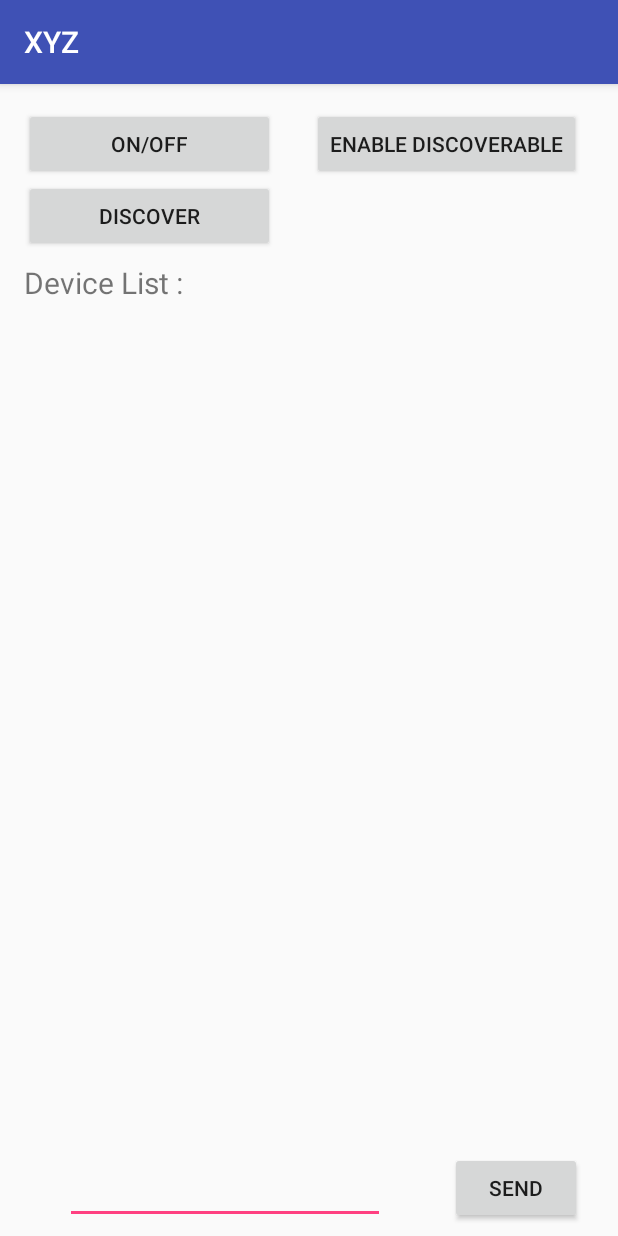
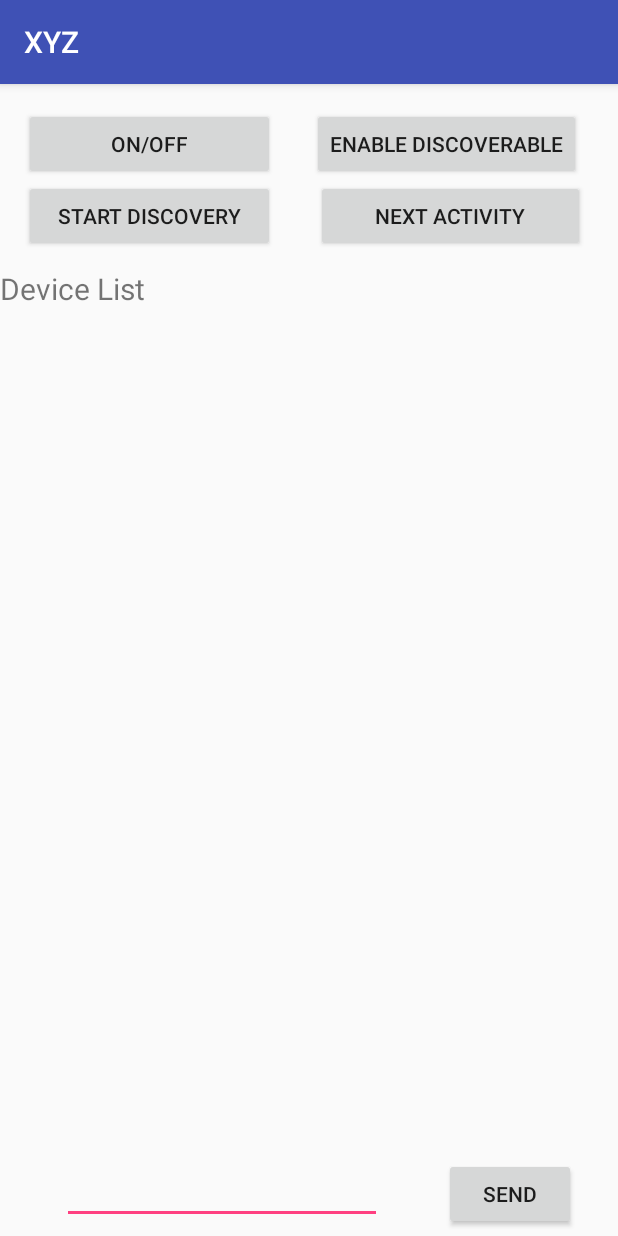
Before and after one commit to ProjetSN2018/ApplicationsAndroid, an Android app: the screen it shows after launch (MainActivity), on a phone screen of 412 x 824 dp. Run offline under Robolectric (Android 15) with nearby library versions, the light colour scheme and no system bars.

Commit message:
[ADD] Ajout de ressources + commentaires

```diff
--- a/XYZ/app/src/main/java/com/project/xyz/AuthenticationActivity.java
+++ b/XYZ/app/src/main/java/com/project/xyz/AuthenticationActivity.java
@@ -20,5 +20,8 @@ public class AuthenticationActivity extends AppCompatActivity {
                 finish();
             }
         });
+
+
+
     }
 }
--- a/XYZ/app/src/main/java/com/project/xyz/MainActivity.java
+++ b/XYZ/app/src/main/java/com/project/xyz/MainActivity.java
@@ -38,15 +38,78 @@ public class MainActivity extends AppCompatActivity implements AdapterView.OnIte
     BluetoothConnectionService mBluetoothConnection;
 
     Button btnSend;
+    Button btnNextAct;
     EditText etMessage;
     BluetoothDevice mBTDevice;
-    private static final UUID SECURED_UUID = UUID.fromString("fa87c0d0-afac-11de-8a39-0800200c9a66");
+    ListView lvNewDevices;
+    MainActivity mainActivity;
 
+    private static final UUID SECURE_UUID = UUID.fromString("2bf5a2a6-1657-49da-8371-01c2cba68832");
 
     public ArrayList<String> mBTDevices = new ArrayList<>();
     public ArrayList<BluetoothDevice> mBTDevicesList = new ArrayList<>();
-    ListView lvNewDevices;
-    MainActivity mainActivity;
+
+
+    public MainActivity(){
+        Log.d(TAG, "*************** Constructor : MainActivity() *****************************");
+    }
+
+
+    @Override
+    protected void onCreate(Bundle savedInstanceState) {
+        super.onCreate(savedInstanceState);
+        mainActivity = this;
+        setContentView(R.layout.activity_main);
+
+        Button btnOnOff = (Button) findViewById(R.id.btnOnOff);
+        btnEnableDisable_Discovery = (Button) findViewById(R.id.btnDiscoverable);
+        lvNewDevices = (ListView)findViewById(R.id.lvNewDevices);
+        mBluetoothAdapter = BluetoothAdapter.getDefaultAdapter();
+        btnSend = (Button) findViewById(R.id.btnSend);
+        btnNextAct = (Button) findViewById(R.id.btnNextAct);
+        etMessage = (EditText) findViewById(R.id.etMessage);
+
+        lvNewDevices.setOnItemClickListener(MainActivity.this);
+
+        IntentFilter filter = new IntentFilter(BluetoothDevice.ACTION_BOND_STATE_CHANGED);
+        registerReceiver(mBroadcastReceiver4, filter);
+
+        btnOnOff.setOnClickListener(new View.OnClickListener(){
+            @Override
+            public void onClick(View view) {
+                enableDisableBT();
+            }
+        });
+
+        //Send string via Bluetooth
+        btnSend.setOnClickListener(new View.OnClickListener() {
+            @Override
+            public void onClick(View view) {
+                Log.d(TAG, "---- btnSend clicked ----");
+                byte[] bytes = etMessage.getText().toString().getBytes(Charset.defaultCharset());
+                mBluetoothConnection.write(bytes);
+                etMessage.getText().clear();
+            }
+        });
+
+        //Start the authentication activity
+        btnNextAct.setOnClickListener(new View.OnClickListener() {
+            @Override
+            public void onClick(View view) {
+                Log.d(TAG, "---- btnNextAct clicked ----");
+                Intent authenticationIntent = new Intent(MainActivity.this, AuthenticationActivity.class);
+                startActivity(authenticationIntent);
+            }
+        });
+
+        btnEnableDisable_Discovery.setOnClickListener(new View.OnClickListener(){
+           @Override
+           public void onClick(View view) {
+               btnEnableDisable_Discoverable(view);
+           }
+        });
+    }
+
 
     private final BroadcastReceiver mBroadcastReceiver1 = new BroadcastReceiver() {
         public void onReceive(Context context,Intent intent){
@@ -136,11 +199,9 @@ public class MainActivity extends AppCompatActivity implements AdapterView.OnIte
                 }
                 // Creating a bond
                 if(mDevice.getBondState() == BluetoothDevice.BOND_BONDING){
-
                 }
                 // Breaking a bond
                 if(mDevice.getBondState() == BluetoothDevice.BOND_NONE){
-
                 }
             }
         }
@@ -156,50 +217,22 @@ public class MainActivity extends AppCompatActivity implements AdapterView.OnIte
         unregisterReceiver(mBroadcastReceiver4);
     }
 
-    @Override
-    protected void onCreate(Bundle savedInstanceState) {
-        super.onCreate(savedInstanceState);
-        mainActivity = this;
-        setContentView(R.layout.activity_main);
-        Button btnOnOff = (Button) findViewById(R.id.btnOnOff);
-        btnEnableDisable_Discovery = (Button) findViewById(R.id.btnDiscoverable);
-        lvNewDevices = (ListView)findViewById(R.id.lvNewDevices);
-        mBluetoothAdapter = BluetoothAdapter.getDefaultAdapter();
-        btnSend = (Button) findViewById(R.id.btnSend);
-        etMessage = (EditText) findViewById(R.id.etMessage);
-        lvNewDevices.setOnItemClickListener(MainActivity.this);
-        IntentFilter filter = new IntentFilter(BluetoothDevice.ACTION_BOND_STATE_CHANGED);
-        registerReceiver(mBroadcastReceiver4, filter);
 
-        btnOnOff.setOnClickListener(new View.OnClickListener(){
-            @Override
-            public void onClick(View view) {
-                enableDisableBT();
-            }
-        });
-
-        btnSend.setOnClickListener(new View.OnClickListener() {
-            @Override
-            public void onClick(View view) {
-                byte[] bytes = etMessage.getText().toString().getBytes(Charset.defaultCharset());
-                mBluetoothConnection.write(bytes);
-                etMessage.getText().clear();
-            }
-        });
-    }
 
     public void startConnection(){
-        startBTConnection(mBTDevice,SECURED_UUID);
+        startBTConnection(mBTDevice,SECURE_UUID);
     }
 
     public void startBTConnection(BluetoothDevice device, UUID uuid){
         mBluetoothConnection.startClient(device,uuid);
     }
 
+    //Turn on/off the Bluetooth
     public void enableDisableBT(){
         if(mBluetoothAdapter == null){
             Log.d(TAG, "enableDisableBT: Does not have Bluetooth capabilities.");
         }
+        //If Bluetooth is enabled, disable it.
         if(!mBluetoothAdapter.isEnabled()){
             Log.d(TAG, "enableDisableBT: enabling BT.");
             Intent enableBTIntent = new Intent(BluetoothAdapter.ACTION_REQUEST_ENABLE);
@@ -208,6 +241,7 @@ public class MainActivity extends AppCompatActivity implements AdapterView.OnIte
             IntentFilter BTIntent = new IntentFilter(BluetoothAdapter.ACTION_STATE_CHANGED);
             registerReceiver(mBroadcastReceiver1, BTIntent);
         }
+        //If Bluetooth is disabled, enable it.
         if(mBluetoothAdapter.isEnabled()){
             Log.d(TAG, "enableDisableBT: disabling BT.");
             mBluetoothAdapter.disable();
@@ -218,6 +252,7 @@ public class MainActivity extends AppCompatActivity implements AdapterView.OnIte
 
     }
 
+    //Make the device visible to other devices
     public void btnEnableDisable_Discoverable(View view) {
         Log.d(TAG, "btnEnableDisable_Discoverable: Making device discoverable for 300 seconds.");
 
@@ -230,6 +265,7 @@ public class MainActivity extends AppCompatActivity implements AdapterView.OnIte
 
     }
 
+    //Discover nearby Bluetooth devices
     public void btnDiscover(View view) {
         Log.d(TAG, "btnDiscover: Looking for unpaired devices.");
 
@@ -238,6 +274,7 @@ public class MainActivity extends AppCompatActivity implements AdapterView.OnIte
         ArrayAdapter adapter = new ArrayAdapter(mainActivity,android.R.layout.simple_list_item_1,mBTDevices);
         lvNewDevices.setAdapter(adapter);
 
+        //If the device is already discovering, stop the discovery
         if(mBluetoothAdapter.isDiscovering()){
             mBluetoothAdapter.cancelDiscovery();
             Log.d(TAG, "btnDiscover: Canceling discovery.");
@@ -248,8 +285,8 @@ public class MainActivity extends AppCompatActivity implements AdapterView.OnIte
             IntentFilter discoverDevicesIntent = new IntentFilter(BluetoothDevice.ACTION_FOUND);
             registerReceiver(mBroadcastReceiver3, discoverDevicesIntent);
         }
+        //If the device isn't discovering, start discovery
         if(!mBluetoothAdapter.isDiscovering()){
-
             //check BT permissions in manifest
             checkBTPermissions();
             mBluetoothAdapter.startDiscovery();
@@ -258,6 +295,9 @@ public class MainActivity extends AppCompatActivity implements AdapterView.OnIte
         }
     }
 
+    //In order to discover nearby Bluetooth devices we need the location permission.
+    //This function ask the user if he want to allow this application to use it's location.
+    //Discovery can't run if the permission isn't granted.
     public void checkBTPermissions(){
         if(ContextCompat.checkSelfPermission(this,Manifest.permission.ACCESS_COARSE_LOCATION) != PackageManager.PERMISSION_GRANTED){
             ActivityCompat.requestPermissions(this,new String[]{Manifest.permission.ACCESS_COARSE_LOCATION},1);
@@ -270,18 +310,25 @@ public class MainActivity extends AppCompatActivity implements AdapterView.OnIte
 
     @Override
     public void onItemClick(AdapterView<?> adapterView, View view,final int i, long l) {
-        //first cancel discovery because its very memory intensive.
+
+        //Toast.makeText(this,"BINGO",Toast.LENGTH_SHORT).show();
+
+
+        //This function is called when the user click on a Bluetooth device in the listview.
+        //First cancel discovery because its very memory intensive.
         mBluetoothAdapter.cancelDiscovery();
 
         Log.d(TAG, "onItemClick: You Clicked on a device.");
+        //get the device name and address for the device clicked.
         final String deviceName = mBTDevices.get(i);
         String deviceAddress = mBTDevices.get(i);
 
         Log.d(TAG, "onItemClick: deviceName = " + deviceName);
         Log.d(TAG, "onItemClick: deviceAddress = " + deviceAddress);
 
-        //create the bond.
+        //Create the bond.
         //NOTE: Requires API 17+? I think this is JellyBean
+        //Open a dialog to confirm bonding with the clicked device.
         DialogInterface.OnClickListener dialogClickListener = new DialogInterface.OnClickListener() {
             @Override
             public void onClick(DialogInterface dialog, int which) {
@@ -292,16 +339,13 @@ public class MainActivity extends AppCompatActivity implements AdapterView.OnIte
                             Log.d(TAG, "Trying to pair with " + deviceName);
                             Toast.makeText(getApplicationContext(), "Trying to pair with " + deviceName, Toast.LENGTH_SHORT).show();
                             mBTDevicesList.get(i).createBond();
+                            Log.d(TAG, "Bonded with " + deviceName);
                             mBTDevice = mBTDevicesList.get(i);
                             mBluetoothConnection = new BluetoothConnectionService(MainActivity.this);
-
+                            Log.d(TAG, "New BluetoothConnection service");
                             startConnection();
                         }
-
-//                        Intent authenticationIntent = new Intent(MainActivity.this, AuthenticationActivity.class);
-//                        startActivity(authenticationIntent);
                         break;
-
                     case DialogInterface.BUTTON_NEGATIVE:
                         //No button clicked
                         break;
--- a/XYZ/app/src/main/res/layout/activity_main.xml
+++ b/XYZ/app/src/main/res/layout/activity_main.xml
@@ -2,6 +2,7 @@
 <android.support.constraint.ConstraintLayout xmlns:android="http://schemas.android.com/apk/res/android"
     xmlns:app="http://schemas.android.com/apk/res-auto"
     xmlns:tools="http://schemas.android.com/tools"
+    android:id="@+id/myActivity"
     android:layout_width="match_parent"
     android:layout_height="match_parent"
     tools:context="com.project.xyz.MainActivity">
@@ -10,9 +11,9 @@
         android:id="@+id/btnOnOff"
         android:layout_width="167dp"
         android:layout_height="wrap_content"
-        android:layout_marginLeft="16dp"
+        android:layout_marginStart="16dp"
         android:layout_marginTop="16dp"
-        android:text="ON/OFF"
+        android:text="@string/str_btnOnOff"
         app:layout_constraintStart_toStartOf="parent"
         app:layout_constraintTop_toTopOf="parent" />
 
@@ -23,20 +24,35 @@
         android:layout_marginEnd="8dp"
         android:layout_marginStart="8dp"
         android:layout_marginTop="16dp"
-        android:onClick="btnEnableDisable_Discoverable"
-        android:text="Enable Discoverable"
+        android:text="@string/str_btnDiscoverable"
         app:layout_constraintEnd_toEndOf="parent"
         app:layout_constraintStart_toEndOf="@+id/btnOnOff"
         app:layout_constraintTop_toTopOf="parent" />
+
+    <!--android:onClick="btnEnableDisable_Discoverable"-->
+
+
+    <Button
+        android:id="@+id/btnNextAct"
+        android:layout_width="179dp"
+        android:layout_height="wrap_content"
+        android:layout_marginEnd="8dp"
+        android:layout_marginStart="8dp"
+        android:onClick="btnEnableDisable_Discoverable"
+        android:text="@string/str_btnNextAct"
+        app:layout_constraintEnd_toEndOf="parent"
+        app:layout_constraintHorizontal_bias="0.571"
+        app:layout_constraintStart_toEndOf="@+id/btnOnOff"
+        app:layout_constraintTop_toBottomOf="@+id/btnDiscoverable" />
 
     <Button
         android:id="@+id/btnDiscover"
         android:layout_width="167dp"
         android:layout_height="wrap_content"
-        android:layout_marginLeft="16dp"
+        android:layout_marginStart="16dp"
         android:layout_marginTop="64dp"
         android:onClick="btnDiscover"
-        android:text="Discover"
+        android:text="@string/str_btnDiscover"
         app:layout_constraintStart_toStartOf="parent"
         app:layout_constraintTop_toTopOf="parent" />
 
@@ -47,19 +63,18 @@
         android:layout_below="@id/btnDiscover"
         android:layout_marginEnd="8dp"
         android:layout_marginStart="8dp"
-        android:layout_marginTop="72dp"
+        android:layout_marginTop="32dp"
         app:layout_constraintEnd_toEndOf="parent"
         app:layout_constraintHorizontal_bias="0.0"
         app:layout_constraintStart_toStartOf="parent"
-        app:layout_constraintTop_toBottomOf="@+id/btnDiscoverable" />
+        app:layout_constraintTop_toBottomOf="@+id/btnNextAct" />
 
     <TextView
         android:id="@+id/tvDeviceList"
         android:layout_width="wrap_content"
         android:layout_height="wrap_content"
-        android:layout_marginLeft="16dp"
         android:layout_marginTop="16dp"
-        android:text="Device List :"
+        android:text="@string/str_tvDeviceList"
         android:textSize="20sp"
         app:layout_constraintBottom_toTopOf="@+id/lvNewDevices"
         app:layout_constraintStart_toStartOf="parent"
@@ -69,9 +84,9 @@
         android:id="@+id/btnSend"
         android:layout_width="wrap_content"
         android:layout_height="wrap_content"
-        android:layout_marginBottom="8dp"
-        android:layout_marginRight="24dp"
-        android:text="Send"
+        android:layout_marginBottom="4dp"
+        android:layout_marginEnd="28dp"
+        android:text="@string/str_btnSend"
         app:layout_constraintBottom_toBottomOf="parent"
         app:layout_constraintEnd_toEndOf="parent" />
 
--- a/XYZ/app/src/main/res/values/strings.xml
+++ b/XYZ/app/src/main/res/values/strings.xml
@@ -1,3 +1,11 @@
 <resources>
     <string name="app_name">XYZ</string>
+    <string name="str_btnOnOff">ON/OFF</string>
+    <string name="str_btnDiscoverable">Enable discoverable</string>
+    <string name="str_btnDiscover">Start discovery</string>
+    <string name="str_btnNextAct">Next activity</string>
+    <string name="str_tvDeviceList">Device List</string>
+    <string name="str_btnSend">Send</string>
+    <string name="str_btnBack">Back</string>
+    <string name="str_btnConnect">Connect</string>
 </resources>
```
Also changed, not shown: XYZ/app/src/main/java/com/project/xyz/BluetoothConnectionService.java (+23 -7 lines), XYZ/app/src/main/res/layout/activity_authentication.xml (+22 -10 lines).
